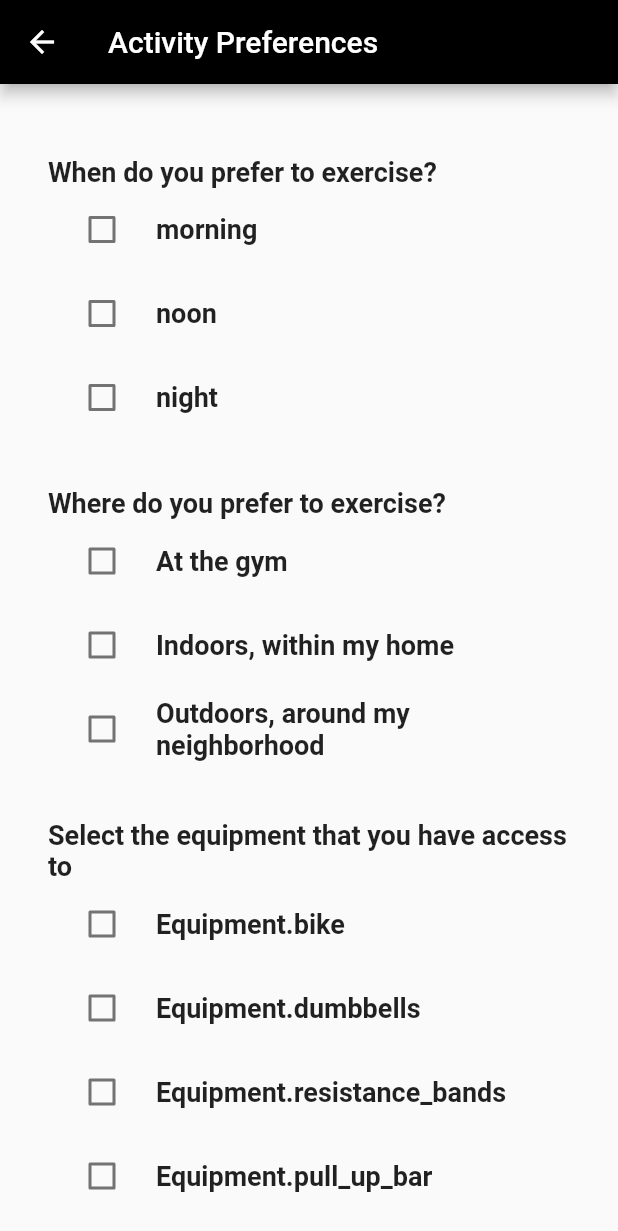
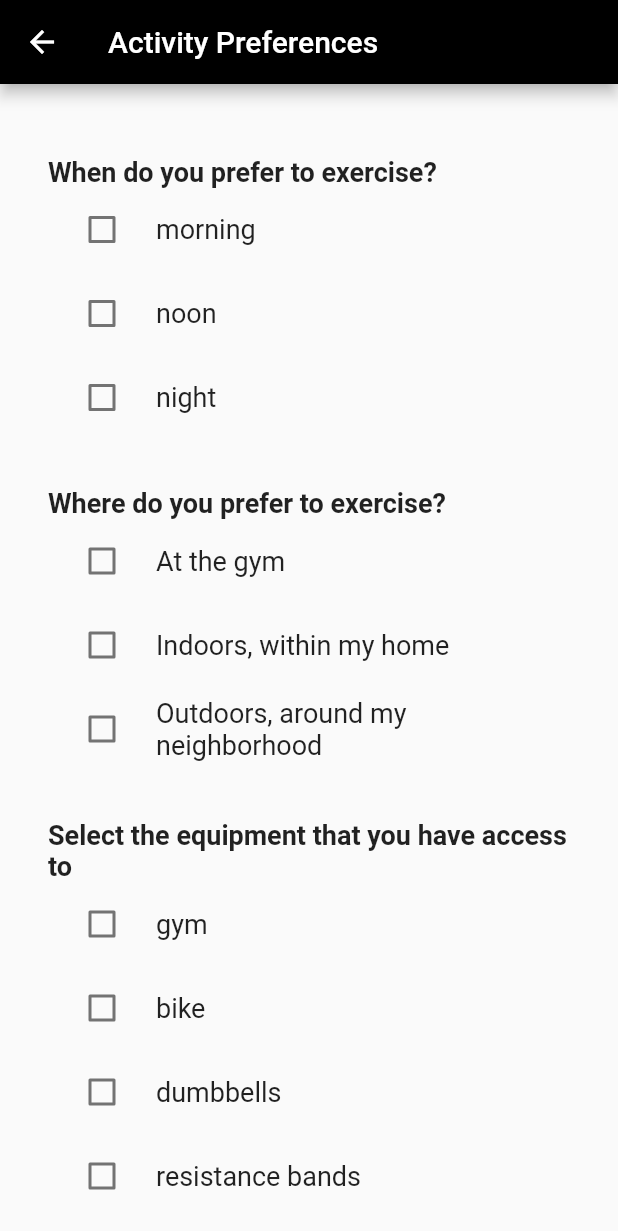
Before and after one commit to sandra-soto/zotivity, a Flutter app: the ActivityPreferences screen opened directly with empty values, on a phone screen of 412 x 824 dp. Shown: the top 1231 px of the screen. Run offline on Flutter 3.47's test engine with Material 2 defaults, Android fonts, the light colour scheme and no system bars; our stand-ins replace firebase_auth, firebase_core, firebase_database, flutter_local_notifications, google_sign_in, numberpicker and 2 more; accounts and stored records are empty; statements that could not run were skipped.

Commit message:
* made prefs screen dynamic * prefilled user info from google account into form * changed User class to ZotUser to prevent conflicts with google User class

```diff
--- a/lib/backend/firebase.dart
+++ b/lib/backend/firebase.dart
@@ -1,5 +1,5 @@
 import 'package:firebase_database/firebase_database.dart';
-import '../models/user.dart';
+import '../models/ZotUser.dart';
 import 'package:zotivity/models/activityCategory.dart';
 
 // showing uses of the firebase DB
@@ -25,7 +25,7 @@ addSomeData(){
   });
 }
 
-addUser(User _user) {
+addUser(ZotUser _user) {
   Map<ActivityCategory, bool> _interests = _user.getInterests();
 
   databaseReference.child(_user.id).set({
--- a/lib/backend/globals.dart
+++ b/lib/backend/globals.dart
@@ -1,8 +1,8 @@
-import 'package:zotivity/models/user.dart';
+import 'package:zotivity/models/ZotUser.dart';
 import '../backend/localStore.dart';
 import 'database.dart';
 
 String currentUserId = '';
-User currentUser;
+ZotUser currentUser;
 DatabaseProvider db = DatabaseProvider.db;
 localStore localInfo= localStore();
--- a/lib/models/BodyFocus.dart
+++ b/lib/models/BodyFocus.dart
@@ -9,7 +9,7 @@ enum BodyFocus {
 }
 
 extension BodyFocusString on BodyFocus {
-  String get str => describeEnum(this);
+  String get str => this.toString().split('.').last;
 }
 
 List<BodyFocus> getAllCategories() {
--- a/lib/models/Equipment.dart
+++ b/lib/models/Equipment.dart
@@ -1,7 +1,6 @@
 import 'package:flutter/foundation.dart';
 
 enum Equipment {
-  none,
   gym,
   bike,
   dumbbells,
@@ -11,7 +10,10 @@ enum Equipment {
 }
 
 extension EquipmentString on Equipment {
-  String get str => describeEnum(this);
+  String formatString() {
+    String temp = this.toString().split('.').last;
+    return temp.replaceAll(new RegExp(r'_'), ' ');
+  }
 }
 
 List<Equipment> getAllCategories() {
--- a/lib/models/user.dart
+++ b/lib/models/ZotUser.dart
@@ -4,7 +4,7 @@ import 'package:zotivity/models/activityCategory.dart';
 import 'package:zotivity/models/BodyFocus.dart';
 import 'package:zotivity/models/Equipment.dart';
 
-class User {
+class ZotUser {
   static const String TIME_MORN = "morning";
   static const String TIME_NOON = "noon";
   static const String TIME_NIGHT = "night";
@@ -16,7 +16,7 @@ class User {
   Map<String, bool> availWindow;
   List<Equipment> access; // idk if list or map is best here
 
-  User() {
+  ZotUser() {
     id = firstName = lastName = email =  '';
     age = experience = -1;
     intensity = 3;
@@ -167,7 +167,7 @@ class User {
 
   }
 
-  User.fromJson(Map<String, dynamic> json)
+  ZotUser.fromJson(Map<String, dynamic> json)
       : id = json['id'],
         firstName = json['firstName'],
         lastName = json['lastName'],
--- a/lib/screens/ActivityPreferences.dart
+++ b/lib/screens/ActivityPreferences.dart
@@ -7,7 +7,7 @@ import 'package:zotivity/models/activityCategory.dart';
 import 'package:zotivity/models/BodyFocus.dart';
 import 'package:zotivity/models/Equipment.dart';
 import 'package:zotivity/models/checkboxFormField.dart';
-import '../models/user.dart';
+import '../models/ZotUser.dart';
 import '../backend/database.dart';
 import 'SearchPage.dart';
 import 'package:numberpicker/numberpicker.dart';
@@ -15,6 +15,54 @@ import 'package:numberpicker/numberpicker.dart';
 
 class ActivityPreferencesState extends State<ActivityPreferences> {
   final GlobalKey<FormState> _formKey = GlobalKey<FormState>();
+
+  List<Widget> listEquipment() {
+    List<Widget> list = List<Widget>.empty(growable: true);
+
+    for (var e in Equipment.values) {
+      list.add(
+        CheckboxFormField(
+          title: Text(
+            e.formatString(),
+            style: TextStyle(
+              // fontWeight: FontWeight.bold,
+              fontSize: 18,
+            ),
+          ),
+          onSaved: (bool value) {
+            if (value) {
+              widget.prevInfo.addEquipment(e);
+            }
+          },
+        )
+      );
+    }
+
+    return list;
+  }
+
+  List<Widget> listBodyParts() {
+    List<Widget> list = List<Widget>.empty(growable: true);
+
+    for (var b in BodyFocus.values) {
+      list.add(
+        CheckboxFormField(
+          title: Text(
+            b.str,
+            style: TextStyle(
+              // fontWeight: FontWeight.bold,
+              fontSize: 18,
+            ),
+          ),
+          onSaved: (bool value) {
+            widget.prevInfo.setFocus(b, value);
+          },
+        )
+      );
+    }
+
+    return list;
+  }
 
   Widget _buildExerciseWindow() {
     return Container(
@@ -31,38 +79,38 @@ class ActivityPreferencesState extends State<ActivityPreferences> {
           ),
           CheckboxFormField(
             title: Text(
-              User.TIME_MORN,
+              ZotUser.TIME_MORN,
               style: TextStyle(
-                fontWeight: FontWeight.bold,
+                // fontWeight: FontWeight.bold,
                 fontSize: 18,
               ),
             ),
             onSaved: (bool value) {
-              widget.prevInfo.setWindow(User.TIME_MORN, value);
+              widget.prevInfo.setWindow(ZotUser.TIME_MORN, value);
             },
           ),
           CheckboxFormField(
             title: Text(
-              User.TIME_NOON,
+              ZotUser.TIME_NOON,
               style: TextStyle(
-                fontWeight: FontWeight.bold,
+                // fontWeight: FontWeight.bold,
                 fontSize: 18,
               ),
             ),
             onSaved: (bool value) {
-              widget.prevInfo.setWindow(User.TIME_NOON, value);
+              widget.prevInfo.setWindow(ZotUser.TIME_NOON, value);
             },
           ),
           CheckboxFormField(
             title: Text(
-              User.TIME_NIGHT,
+              ZotUser.TIME_NIGHT,
               style: TextStyle(
-                fontWeight: FontWeight.bold,
+                // fontWeight: FontWeight.bold,
                 fontSize: 18,
               ),
             ),
             onSaved: (bool value) {
-              widget.prevInfo.setWindow(User.TIME_NIGHT, value);
+              widget.prevInfo.setWindow(ZotUser.TIME_NIGHT, value);
             },
           )
         ],
@@ -87,7 +135,7 @@ class ActivityPreferencesState extends State<ActivityPreferences> {
             title: Text(
               "At the gym",
               style: TextStyle(
-                fontWeight: FontWeight.bold,
+                // fontWeight: FontWeight.bold,
                 fontSize: 18,
               ),
             ),
@@ -99,7 +147,7 @@ class ActivityPreferencesState extends State<ActivityPreferences> {
             title: Text(
               "Indoors, within my home",
               style: TextStyle(
-                fontWeight: FontWeight.bold,
+                // fontWeight: FontWeight.bold,
                 fontSize: 18,
               ),
             ),
@@ -111,7 +159,7 @@ class ActivityPreferencesState extends State<ActivityPreferences> {
             title: Text(
               "Outdoors, around my neighborhood",
               style: TextStyle(
-                fontWeight: FontWeight.bold,
+                // fontWeight: FontWeight.bold,
                 fontSize: 18,
               ),
             ),
@@ -137,76 +185,9 @@ class ActivityPreferencesState extends State<ActivityPreferences> {
               fontSize: 18,
             ),
           ),
-          CheckboxFormField(
-            title: Text(
-              Equipment.bike.toString(),
-              style: TextStyle(
-                fontWeight: FontWeight.bold,
-                fontSize: 18,
-              ),
-            ),
-            onSaved: (bool value) {
-              if (value) {
-                widget.prevInfo.addEquipment(Equipment.bike);
-              }
-            },
-          ),
-          CheckboxFormField(
-            title: Text(
-              Equipment.dumbbells.toString(),
-              style: TextStyle(
-                fontWeight: FontWeight.bold,
-                fontSize: 18,
-              ),
-            ),
-            onSaved: (bool value) {
-              if (value) {
-                widget.prevInfo.addEquipment(Equipment.dumbbells);
-              }
-            },
-          ),
-          CheckboxFormField(
-            title: Text(
-              Equipment.resistance_bands.toString(),
-              style: TextStyle(
-                fontWeight: FontWeight.bold,
-                fontSize: 18,
-              ),
-            ),
-            onSaved: (bool value) {
-              if (value) {
-                widget.prevInfo.addEquipment(Equipment.resistance_bands);
-              }
-            },
-          ),
-          CheckboxFormField(
-            title: Text(
-              Equipment.pull_up_bar.toString(),
-              style: TextStyle(
-                fontWeight: FontWeight.bold,
-                fontSize: 18,
-              ),
-            ),
-            onSaved: (bool value) {
-              if (value) {
-                widget.prevInfo.addEquipment(Equipment.pull_up_bar);
-              }
-            },
-          ),
-          CheckboxFormField(
-            title: Text(
-              Equipment.yoga_mat.toString(),
-              style: TextStyle(
-                fontWeight: FontWeight.bold,
-                fontSize: 18,
-              ),
-            ),
-            onSaved: (bool value) {
-              if (value) {
-                widget.prevInfo.addEquipment(Equipment.yoga_mat);
-              }
-            },
-          ),
+          Column (
+            children: listEquipment(),
+          )
         ],
       )
     );
@@ -225,66 +206,9 @@ class ActivityPreferencesState extends State<ActivityPreferences> {
               fontSize: 18,
             ),
           ),
-          CheckboxFormField(
-            title: Text(
-              BodyFocus.arms.toString(),
-              style: TextStyle(
-                fontWeight: FontWeight.bold,
-                fontSize: 18,
-              ),
-            ),
-            onSaved: (bool value) {
-              widget.prevInfo.setFocus(BodyFocus.arms, value);
-            },
-          ),
-          CheckboxFormField(
-            title: Text(
-              BodyFocus.chest.toString(),
-              style: TextStyle(
-                fontWeight: FontWeight.bold,
-                fontSize: 18,
-              ),
-            ),
-            onSaved: (bool value) {
-              widget.prevInfo.setFocus(BodyFocus.chest, value);
-            },
-          ),
-          CheckboxFormField(
-            title: Text(
-              BodyFocus.shoulders.toString(),
-              style: TextStyle(
-                fontWeight: FontWeight.bold,
-                fontSize: 18,
-              ),
-            ),
-            onSaved: (bool value) {
-              widget.prevInfo.setFocus(BodyFocus.shoulders, value);
-            },
-          ),
-          CheckboxFormField(
-            title: Text(
-              BodyFocus.back.toString(),
-              style: TextStyle(
-                fontWeight: FontWeight.bold,
-                fontSize: 18,
-              ),
-            ),
-            onSaved: (bool value) {
-              widget.prevInfo.setFocus(BodyFocus.back, value);
-            },
-          ),
-          CheckboxFormField(
-            title: Text(
-              BodyFocus.legs.toString(),
-              style: TextStyle(
-                fontWeight: FontWeight.bold,
-                fontSize: 18,
-              ),
-            ),
-            onSaved: (bool value) {
-              widget.prevInfo.setFocus(BodyFocus.legs, value);
-            },
-          ),
+          Column (
+            children: listBodyParts()
+          )
         ],
       )
     );
@@ -304,7 +228,13 @@ class ActivityPreferencesState extends State<ActivityPreferences> {
             ),
           ),
           RadioListTile<int>(
-            title: const Text("Beginner"),
+            title: const Text(
+              "Beginner",
+              style: TextStyle(
+                // fontWeight: FontWeight.bold,
+                fontSize: 18,
+              )
+            ),
             value: 0,
             groupValue: widget.prevInfo.getExperience(),
             onChanged: (int value) {
@@ -315,7 +245,13 @@ class ActivityPreferencesState extends State<ActivityPreferences> {
             selected: widget.prevInfo.getExperience() == 0
           ),
           RadioListTile<int>(
-            title: const Text("Intermediate"),
+            title: const Text(
+              "Intermediate",
+              style: TextStyle(
+                // fontWeight: FontWeight.bold,
+                fontSize: 18,
+              )
+            ),
             value: 1,
             groupValue: widget.prevInfo.getExperience(),
             onChanged: (int value) {
@@ -326,7 +262,13 @@ class ActivityPreferencesState extends State<ActivityPreferences> {
             selected: widget.prevInfo.getExperience() == 1
           ),
           RadioListTile<int>(
-            title: const Text("Expert"),
+            title: const Text(
+              "Expert",
+              style: TextStyle(
+                // fontWeight: FontWeight.bold,
+                fontSize: 18,
+              )
+            ),
             value: 2,
             groupValue: widget.prevInfo.getExperience(),
             onChanged: (int value) {
@@ -362,8 +304,8 @@ class ActivityPreferencesState extends State<ActivityPreferences> {
               maxValue: 7,
               onChanged: (num value) {
                 setState(() {
-                  print("changed to ");
-                  print(value);
+                  // print("changed to ");
+                  // print(value);
                   widget.prevInfo.setIntensity(value);
                 });
               }
@@ -395,8 +337,8 @@ class ActivityPreferencesState extends State<ActivityPreferences> {
               maxValue: 120,
               onChanged: (num value) {
                 setState(() {
-                  print("changed to ");
-                  print(value);
+                  // print("changed to ");
+                  // print(value);
                   widget.prevInfo.setRoutineLen(value);
                 });
               }
@@ -478,7 +420,7 @@ class ActivityPreferencesState extends State<ActivityPreferences> {
     print("aaaaaaaaaaaaaaaaaaaaaaaaaaaaaaaaaaaaaaaaaaaaaaaaaaa");
     // after writing in a user, comment the line below and restart to see data persisted
     // await localInfo.writeUser(jsonEncode(currentUser.toMap()));
-    await localInfo.readUser().then((value) => print(User.fromJson(jsonDecode(value))));
+    // await localInfo.readUser().then((value) => print(ZotUser.fromJson(jsonDecode(value))));
 
 
     //printAllActivities();
@@ -486,7 +428,7 @@ class ActivityPreferencesState extends State<ActivityPreferences> {
 }
 
 class ActivityPreferences extends StatefulWidget {
-  final User prevInfo;
+  final ZotUser prevInfo;
 
   ActivityPreferences(this.prevInfo);
 
--- a/lib/screens/SearchPage.dart
+++ b/lib/screens/SearchPage.dart
@@ -210,7 +210,7 @@ class _SearchPageState extends State<SearchPage> {
       ...
       ...
       End of description
-      ''', Equipment.none,
+      ''', Equipment.yoga_mat,
       "https://img.grouponcdn.com/deal/fsBGAB33wyPkpHBk5e76/gD-2048x1229/v1/t440x300.jpg");
   @override
   Widget build(BuildContext context) {
```
Also changed, not shown: lib/screens/ProfileCreation.dart (+8 -3 lines).
